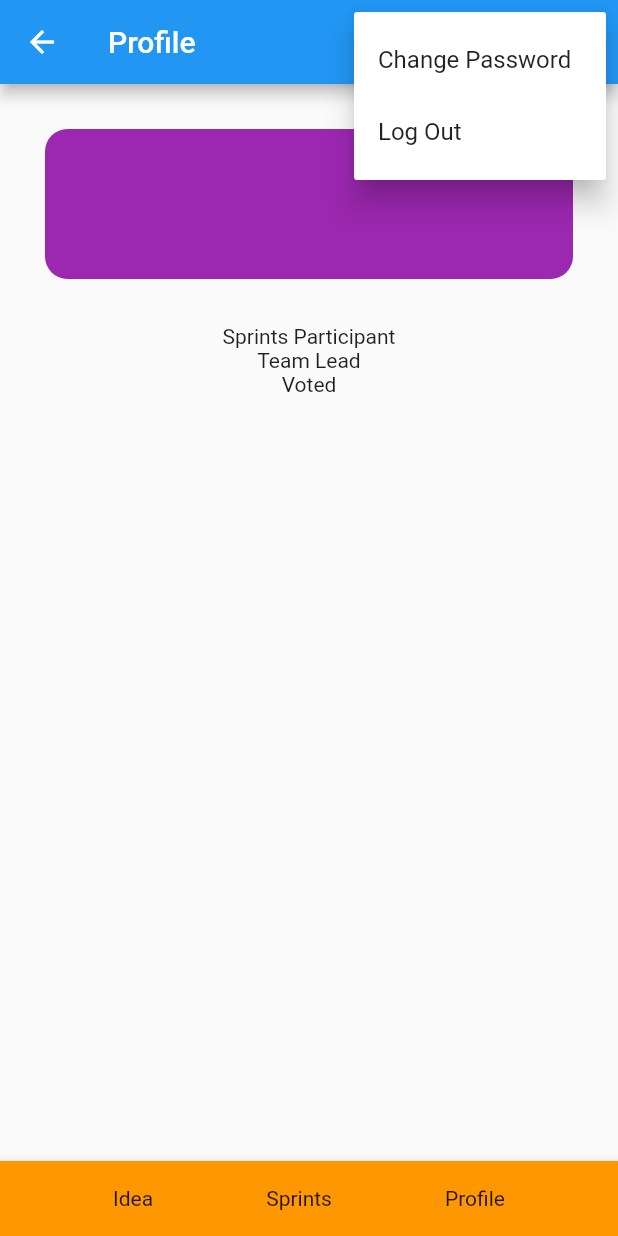
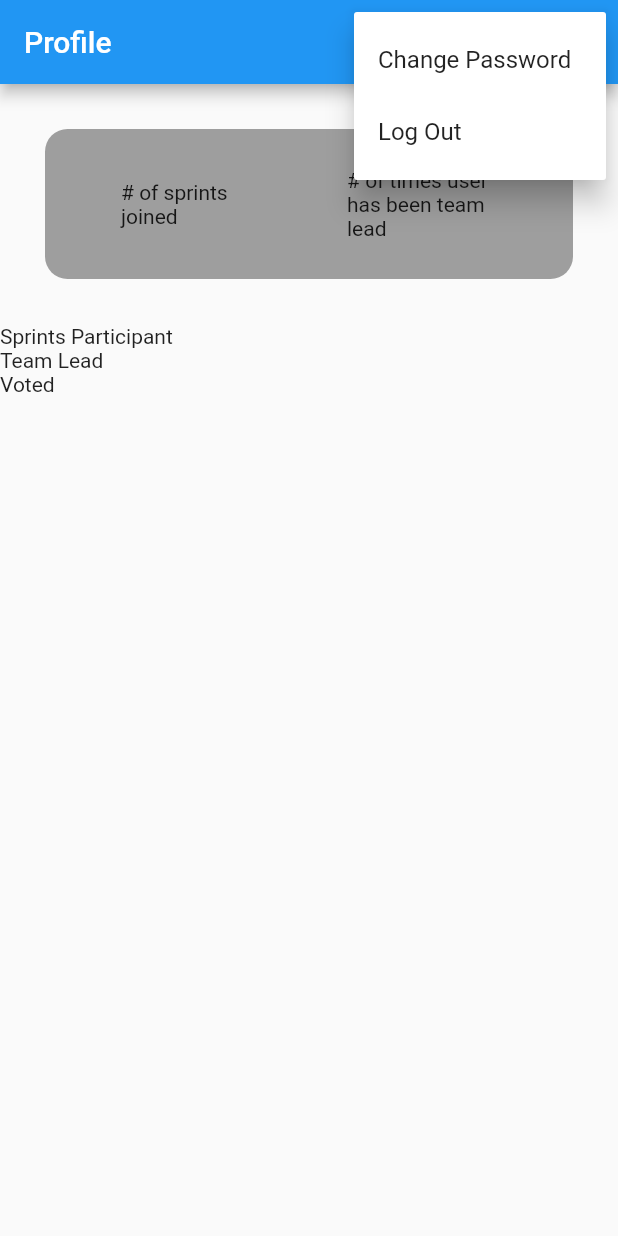
Before and after one commit to DanielQuick/Flutter-Sprints-Idea-Tracker, a Flutter app: the ProfilePage screen opened directly, after a tap on the "more vert" icon, on a phone screen of 412 x 824 dp. Run offline on Flutter 3.47's test engine with Material 2 defaults, Android fonts, the phone set to English and light mode, and no system bars; our stand-ins replace get_it.

Commit message:
made log out alert and profile status

```diff
--- a/lib/view/page/main_page.dart
+++ b/lib/view/page/main_page.dart
@@ -1,5 +1,6 @@
 import 'package:flutter/material.dart';
 import 'package:idea_tracker/controller/page/main_page_controller.dart';
+import 'package:idea_tracker/view/page/profile_page.dart';
 import 'package:idea_tracker/view/widget/state_management/base_view.dart';
 
 class MainPage extends StatelessWidget {
@@ -37,7 +38,7 @@ class MainPage extends StatelessWidget {
         return MaterialPageRoute(
           builder: (context) => Scaffold(
             body: Center(
-              child: Text("Profile Tab"),
+              child: ProfilePage(),
             ),
           ),
         );
--- a/lib/view/page/profile_page.dart
+++ b/lib/view/page/profile_page.dart
@@ -14,41 +14,82 @@ class _ProfilePageState extends State<ProfilePage> {
         actions: [
           PopupMenuButton(
             itemBuilder: (context) => [
-              PopupMenuItem(child: Text("Change Password")),
-              PopupMenuItem(child: Text("Log Out"))
+              PopupMenuItem(
+                child: Text("Change Password"),
+                value: 'Change Password',
+              ),
+              PopupMenuItem(
+                child: Text("Log Out"),
+                value: 'Log Out',
+              )
             ],
+            onSelected: (value) {
+              switch (value) {
+                case "Change Password":
+                  {
+                    print('change password');
+                  }
+                  break;
+                case "Log Out":
+                  {
+                    return showDialog(
+                      context: context,
+                      builder: (BuildContext context) {
+                        return AlertDialog(
+                          title: Text('Logging Out'),
+                          content: Text('Are you sure you want to log out?'),
+                          actions: [
+                            TextButton(
+                              onPressed: () {
+                                Navigator.of(context).pop();
+                              },
+                              child: Text('Yes'),
+                            ),
+                            TextButton(
+                              onPressed: () {
+                                Navigator.of(context).pop();
+                              },
+                              child: Text('No'),
+                            ),
+                          ],
+                        );
+                      },
+                    );
+                  }
+                  break;
+              }
+            },
             icon: Icon(Icons.more_vert_rounded),
           )
         ],
       ),
-      body: Column(
+      body: ListView(
         children: [
           Container(
             margin: EdgeInsets.all(30),
             height: 100,
+            child: Row(
+              mainAxisAlignment: MainAxisAlignment.spaceEvenly,
+              children: [
+                Container(
+                  width: 100,
+                  child: Text('# of sprints joined'),
+                ),
+                Container(
+                  width: 100,
+                  child: Text('# of times user has been team lead'),
+                )
+              ],
+            ),
             decoration: BoxDecoration(
               borderRadius: BorderRadius.circular(15),
-              color: Colors.purple,
+              color: Colors.grey,
             ),
           ),
-          Column(
-            children: [
-              Text('Sprints Participant'),
-              Text('Team Lead'),
-              Text('Voted'),
-            ],
-          ),
+          Container(child: Text('Sprints Participant')),
+          Container(child: Text('Team Lead')),
+          Container(child: Text('Voted')),
         ],
-      ),
-      bottomNavigationBar: BottomAppBar(
-        color: Colors.orange,
-        child: Container(
-          height: 50,
-          child: Row(
-            mainAxisAlignment: MainAxisAlignment.spaceEvenly,
-            children: [Text('Idea'), Text('Sprints'), Text('Profile')],
-          ),
-        ),
       ),
     );
   }
```
